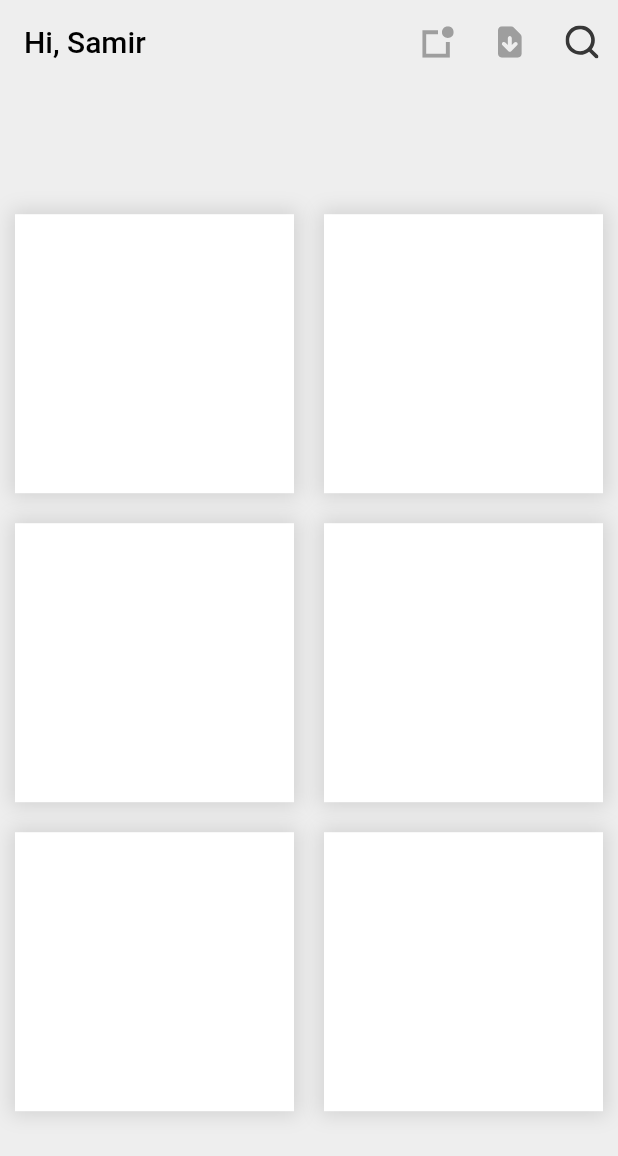
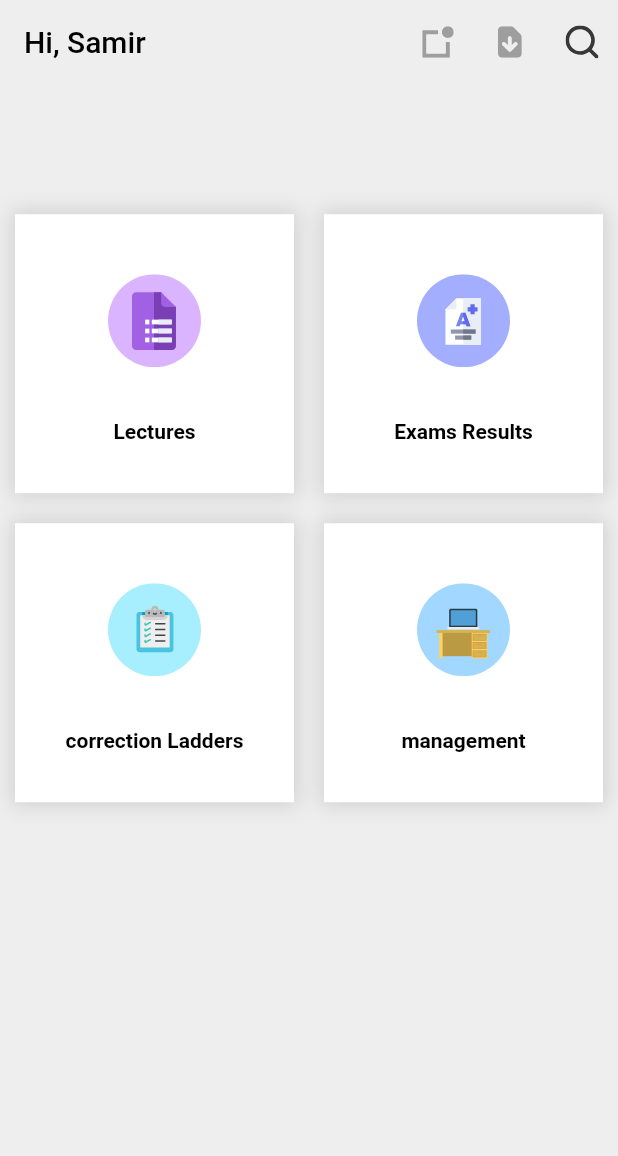
Before and after one commit to Samir-N-Ahmad/university_management_system, a Flutter app: the screen it shows after launch, on a phone screen of 412 x 824 dp. Shown: the top 1156 px of the screen. Run offline on Flutter 3.47's test engine with Material 2 defaults, Android fonts, the phone set to English and light mode, and no system bars; our stand-ins replace flutter_svg.

Commit message:
UMS-1 Implement MainSection widget.

```diff
--- a/lib/view/screen/main_screen.dart
+++ b/lib/view/screen/main_screen.dart
@@ -1,6 +1,7 @@
 import 'package:flutter/cupertino.dart';
 import 'package:flutter/material.dart';
 import 'package:flutter_svg/svg.dart';
+import 'package:university_management_system/view/widgets/main_section_widget.dart';
 
 class MainScreen extends StatefulWidget {
   @override
@@ -44,7 +45,7 @@ class _MainScreenState extends State<MainScreen> {
                 flex: 9,
                 child: GridView.builder(
                     padding: EdgeInsets.all(10),
-                    itemCount: 6,
+                    itemCount: _mainSections.length,
                     gridDelegate: SliverGridDelegateWithFixedCrossAxisCount(
                         crossAxisCount: MediaQuery.of(context).orientation ==
                                 Orientation.landscape
@@ -53,18 +54,27 @@ class _MainScreenState extends State<MainScreen> {
                         crossAxisSpacing: 20,
                         childAspectRatio: 1,
                         mainAxisSpacing: 20),
-                    itemBuilder: (context, index) => Container(
-                          padding: EdgeInsets.all(5),
-                          decoration: BoxDecoration(
-                              color: Colors.white,
-                              boxShadow: [
-                                BoxShadow(
-                                    color: Color(0x77B2B2B2),
-                                    blurRadius: 10,
-                                    spreadRadius: 3)
-                              ]),
-                        )))
+                    itemBuilder: (context, index) => _mainSections[index]))
           ],
         ));
   }
+
+  List<Widget> _mainSections = [
+    MainSectionWidget(
+        iconAsset: "assets/icons/lectures.svg",
+        title: "Lectures",
+        onPressed: () {}),
+    MainSectionWidget(
+        iconAsset: "assets/icons/exam_results.svg",
+        title: "Exams Results",
+        onPressed: () {}),
+    MainSectionWidget(
+        iconAsset: "assets/icons/correction_ladders.svg",
+        title: "correction Ladders",
+        onPressed: () {}),
+    MainSectionWidget(
+        iconAsset: "assets/icons/management.svg",
+        title: "management",
+        onPressed: () {}),
+  ];
 }
--- /dev/null
+++ b/lib/view/widgets/main_section_widget.dart
@@ -0,0 +1,48 @@
+import 'package:flutter/cupertino.dart';
+import 'package:flutter/material.dart';
+import 'package:flutter_svg/svg.dart';
+import 'package:university_management_system/common/settings.dart'
+    as app_settings;
+
+typedef OnPressed = void Function();
+
+class MainSectionWidget extends StatelessWidget {
+  final String _icon;
+  final String _text;
+  final OnPressed _onPressed;
+
+  MainSectionWidget(
+      {@required String iconAsset,
+      @required String title,
+      @required OnPressed onPressed})
+      : _icon = iconAsset,
+        _text = title,
+        _onPressed = onPressed;
+  @override
+  Widget build(BuildContext context) {
+    return GestureDetector(
+        onTap: _onPressed,
+        child: Container(
+          child: Column(
+            mainAxisAlignment: MainAxisAlignment.center,
+            children: [
+              Expanded(
+                  flex: 3,
+                  child: SvgPicture.asset(
+                    _icon,
+                    fit: BoxFit.contain,
+                  )),
+              Expanded(
+                  child: Text(
+                _text,
+                style: app_settings.TextStyles.TEXT_SMALL_BOLD_DARK,
+              ))
+            ],
+          ),
+          padding: EdgeInsets.all(5),
+          decoration: BoxDecoration(color: Colors.white, boxShadow: [
+            BoxShadow(color: Color(0x77B2B2B2), blurRadius: 10, spreadRadius: 3)
+          ]),
+        ));
+  }
+}
```
